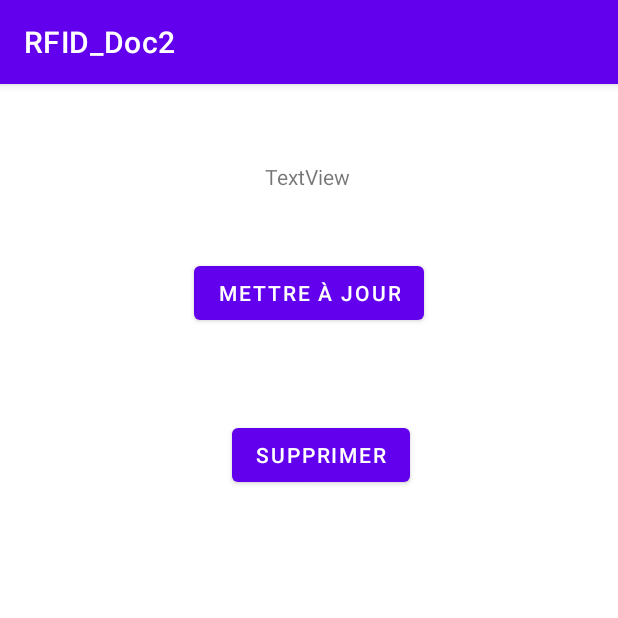
After one commit to DavyCrocket95/RFID_Doc2, an Android app: the Detail4Activity screen opened directly, with no data from a screen before it, on a phone screen of 412 x 824 dp, the top half of it. The commit adds this screen. Run offline under Robolectric (Android 15) with nearby library versions, the phone set to English and light mode, and no system bars; our stand-ins replace Firebase (no records; nobody signed in at launch, a user with empty details on screens opened directly).

Commit message:
Detail2 - 4 + delete

```diff
--- a/app/build.gradle
+++ b/app/build.gradle
@@ -33,6 +33,7 @@ dependencies {
     implementation 'androidx.appcompat:appcompat:1.4.1'
     implementation 'com.google.android.material:material:1.5.0'
     implementation 'androidx.constraintlayout:constraintlayout:2.1.3'
+    implementation 'androidx.legacy:legacy-support-v4:1.0.0'
 
     testImplementation 'junit:junit:4.13.2'
     androidTestImplementation 'androidx.test.ext:junit:1.1.3'
--- /dev/null
+++ b/app/src/main/java/com/example/rfid_doc2/Detail4Activity.java
@@ -0,0 +1,99 @@
+package com.example.rfid_doc2;
+
+import androidx.annotation.NonNull;
+import androidx.appcompat.app.AppCompatActivity;
+
+import android.content.Context;
+import android.content.Intent;
+import android.os.Bundle;
+import android.util.Log;
+import android.view.View;
+import android.widget.TextView;
+import android.widget.Toast;
+
+import com.bumptech.glide.Glide;
+import com.bumptech.glide.load.engine.DiskCacheStrategy;
+import com.bumptech.glide.request.RequestOptions;
+import com.google.android.gms.tasks.OnCompleteListener;
+import com.google.android.gms.tasks.OnFailureListener;
+import com.google.android.gms.tasks.OnSuccessListener;
+import com.google.android.gms.tasks.Task;
+import com.google.firebase.firestore.DocumentReference;
+import com.google.firebase.firestore.DocumentSnapshot;
+import com.google.firebase.firestore.FirebaseFirestore;
+
+public class Detail4Activity extends AppCompatActivity {
+    private static final String TAG = "Detail4Activity";
+    private TextView tvResume;
+    private String idDoc;
+
+    //Firestore
+    private FirebaseFirestore db;
+    private DocumentReference idDocRef;
+
+    private void init() {
+        tvResume = findViewById(R.id.tvResume);
+
+        db = FirebaseFirestore.getInstance();
+    }
+
+    @Override
+    protected void onCreate(Bundle savedInstanceState) {
+        super.onCreate(savedInstanceState);
+        setContentView(R.layout.activity_detail4);
+
+        init();
+
+        Intent i2 = getIntent();
+        idDoc = i2.getStringExtra("idDoc");
+        Log.i(TAG, "onCreate idDoc : " + idDoc);
+
+        idDocRef = db.collection("Doc").document(idDoc);
+        getDetail();
+    }
+
+
+    private void getDetail() {
+        Log.i(TAG, "getDetail : " + idDoc);
+        idDocRef.get()
+                .addOnSuccessListener(new OnSuccessListener<DocumentSnapshot>() {
+                    @Override
+                    public void onSuccess(DocumentSnapshot ds1) {
+                        if (ds1.exists()) {
+                            String resume = ds1.getString("resume");
+
+                            tvResume.setText(resume);
+                        } else
+                            Toast.makeText(Detail4Activity.this, "No Data", Toast.LENGTH_SHORT).show();
+                    }
+                })
+                .addOnFailureListener(new OnFailureListener() {
+                    @Override
+                    public void onFailure(@NonNull Exception e) {
+                        Log.e(TAG, "onFailure: ", e);
+                    }
+                });
+
+    }
+
+    public void btndelDoc(View v1) {
+        idDocRef.delete()
+                .addOnCompleteListener(new OnCompleteListener<Void>() {
+                    @Override
+                    public void onComplete(@NonNull Task<Void> task) {
+                        if (task.isSuccessful()) {
+                            // this method is called when the task is success
+                            // after deleting we are starting our MainActivity.
+                            Toast.makeText(Detail4Activity.this, "Course has been deleted from Database.", Toast.LENGTH_SHORT).show();
+                            Intent i = new Intent(Detail4Activity.this, MainActivity.class);
+                            startActivity(i);
+                        } else {
+                            // if the delete operation is failed
+                            // we are displaying a toast message.
+                            Toast.makeText(Detail4Activity.this, "Fail to delete the document. ", Toast.LENGTH_SHORT).show();
+                        }
+                    }
+                });
+    }
+
+}
--- /dev/null
+++ b/app/src/main/res/layout/activity_detail4.xml
@@ -0,0 +1,41 @@
+<?xml version="1.0" encoding="utf-8"?>
+<androidx.constraintlayout.widget.ConstraintLayout xmlns:android="http://schemas.android.com/apk/res/android"
+    xmlns:app="http://schemas.android.com/apk/res-auto"
+    xmlns:tools="http://schemas.android.com/tools"
+    android:layout_width="match_parent"
+    android:layout_height="match_parent"
+    tools:context=".Detail4Activity">
+
+    <Button
+        android:id="@+id/btnMAJ"
+        android:layout_width="wrap_content"
+        android:layout_height="wrap_content"
+        android:layout_marginTop="44dp"
+        android:text="Mettre à jour"
+        app:layout_constraintEnd_toEndOf="parent"
+        app:layout_constraintStart_toStartOf="parent"
+        app:layout_constraintTop_toBottomOf="@+id/tvResume" />
+
+    <Button
+        android:id="@+id/btnSupprimer"
+        android:layout_width="wrap_content"
+        android:layout_height="wrap_content"
+        android:layout_marginTop="60dp"
+        android:onClick="btndelDoc"
+        android:text="Supprimer"
+        app:layout_constraintEnd_toEndOf="parent"
+        app:layout_constraintHorizontal_bias="0.528"
+        app:layout_constraintStart_toStartOf="parent"
+        app:layout_constraintTop_toBottomOf="@+id/btnMAJ" />
+
+    <TextView
+        android:id="@+id/tvResume"
+        android:layout_width="wrap_content"
+        android:layout_height="wrap_content"
+        android:layout_marginTop="52dp"
+        android:text="TextView"
+        app:layout_constraintEnd_toEndOf="parent"
+        app:layout_constraintHorizontal_bias="0.498"
+        app:layout_constraintStart_toStartOf="parent"
+        app:layout_constraintTop_toTopOf="parent" />
+</androidx.constraintlayout.widget.ConstraintLayout>
--- a/app/src/main/res/values/strings.xml
+++ b/app/src/main/res/values/strings.xml
@@ -1,3 +1,5 @@
 <resources>
     <string name="app_name">RFID_Doc2</string>
+    <!-- TODO: Remove or change this placeholder text -->
+    <string name="hello_blank_fragment">Hello blank fragment</string>
 </resources>
```
Also changed, not shown: app/src/main/AndroidManifest.xml (+16 -8 lines), app/src/main/java/com/example/rfid_doc2/AdapterDoc.java (+41 -21 lines), app/src/main/java/com/example/rfid_doc2/Detail2Activity.java (added, +54 -0 lines), app/src/main/java/com/example/rfid_doc2/Detail2Fragment.java (added, +73 -0 lines), app/src/main/java/com/example/rfid_doc2/Detail3Activity.java (added, +14 -0 lines), app/src/main/java/com/example/rfid_doc2/MainActivity.java (+1 -31 lines), app/src/main/res/layout/activity_detail2.xml (added, +20 -0 lines), app/src/main/res/layout/activity_detail3.xml (added, +19 -0 lines), app/src/main/res/layout/fragment_detail2.xml (added, +14 -0 lines), app/src/main/res/drawable/audio.JPG (added), app/src/main/res/drawable/photo.JPG (added), app/src/main/res/drawable/video.JPG (added).
